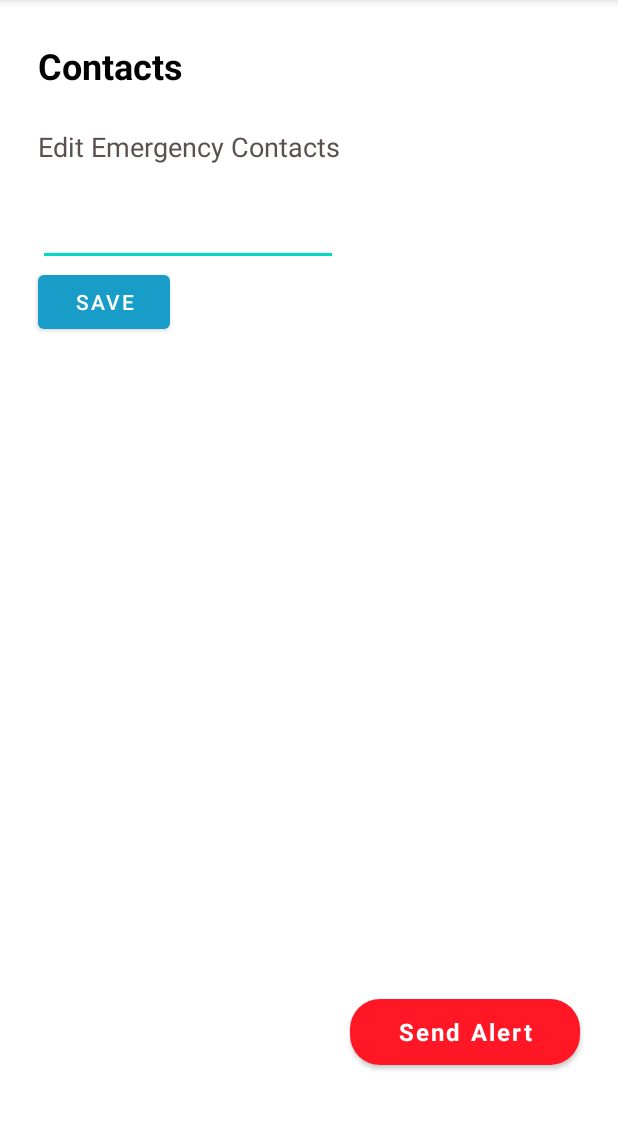
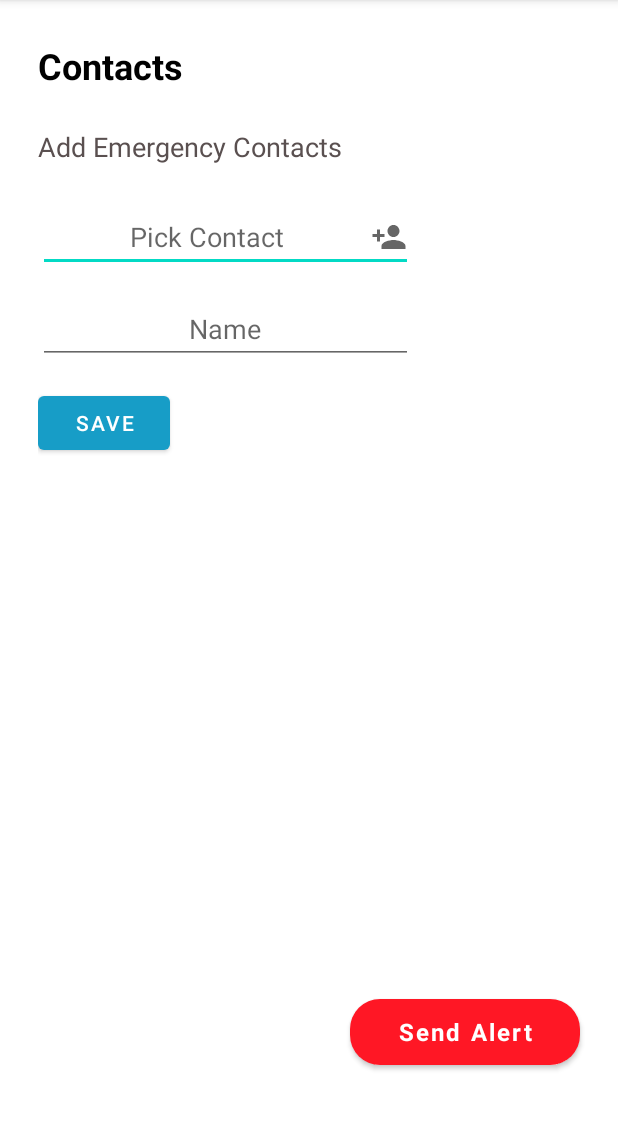
Before and after one commit to emmaneilson/SafeTravels, an Android app: the screen it shows after launch (ContactsActivity), after a tap on "Contacts", on a phone screen of 412 x 824 dp, the part 87-1217 px from its top. Run offline under Robolectric (Android 15) with nearby library versions, the phone set to English and light mode, and no system bars; 1 statement that could not run was skipped; 3 other taps on this screen came first.

Commit message:
contacts stuff

```diff
--- a/app/build.gradle
+++ b/app/build.gradle
@@ -46,6 +46,7 @@ dependencies {
     implementation 'com.google.android.gms:play-services-maps:17.0.0'
     implementation 'com.google.android.gms:play-services-location:19.0.0'
     implementation 'androidx.legacy:legacy-support-v4:1.0.0'
+    implementation 'com.google.code.gson:gson:2.8.8'
     testImplementation 'junit:junit:4.+'
     androidTestImplementation 'androidx.test.ext:junit:1.1.2'
     androidTestImplementation 'androidx.test.espresso:espresso-core:3.3.0'
--- a/app/src/main/AndroidManifest.xml
+++ b/app/src/main/AndroidManifest.xml
@@ -9,6 +9,7 @@
     <uses-permission android:name="android.permission.ACCESS_COARSE_LOCATION" />
     <uses-permission android:name="android.permission.ACCESS_FINE_LOCATION" />
     <uses-permission android:name="android.permission.WAKE_LOCK" />
+    <uses-permission android:name="android.permission.READ_CONTACTS" />
 
     <application
         android:allowBackup="true"
--- /dev/null
+++ b/app/src/main/res/drawable/ic_baseline_add_24.xml
@@ -0,0 +1,5 @@
+<vector android:height="50dp" android:tint="?attr/colorControlNormal"
+    android:viewportHeight="24" android:viewportWidth="24"
+    android:width="50dp" xmlns:android="http://schemas.android.com/apk/res/android">
+    <path android:fillColor="@android:color/white" android:pathData="M19,13h-6v6h-2v-6H5v-2h6V5h2v6h6v2z"/>
+</vector>
--- /dev/null
+++ b/app/src/main/res/drawable/person_add.xml
@@ -0,0 +1,10 @@
+<vector xmlns:android="http://schemas.android.com/apk/res/android"
+    android:width="24dp"
+    android:height="24dp"
+    android:viewportWidth="24"
+    android:viewportHeight="24"
+    android:tint="?attr/colorControlNormal">
+  <path
+      android:fillColor="@android:color/white"
+      android:pathData="M15,12c2.21,0 4,-1.79 4,-4s-1.79,-4 -4,-4 -4,1.79 -4,4 1.79,4 4,4zM6,10L6,7L4,7v3L1,10v2h3v3h2v-3h3v-2L6,10zM15,14c-2.67,0 -8,1.34 -8,4v2h16v-2c0,-2.66 -5.33,-4 -8,-4z"/>
+</vector>
--- a/app/src/main/res/layout/activity_contacts.xml
+++ b/app/src/main/res/layout/activity_contacts.xml
@@ -78,65 +78,62 @@
             </androidx.constraintlayout.widget.ConstraintLayout>
         </com.google.android.material.appbar.AppBarLayout>
         <!--title-->
+        <LinearLayout
+            android:layout_width="match_parent"
+            android:layout_height="match_parent"
+            android:paddingStart="25dp"
+            android:orientation="vertical"
+            tools:context="com.printallelementsofarraylist_android_examples.com.MainActivity">
+
             <TextView
                 android:id="@+id/contacts_text"
                 android:layout_width="wrap_content"
                 android:layout_height="wrap_content"
-            android:layout_marginStart="25dp"
                 android:layout_marginTop="85dp"
                 android:text="@string/contacts"
                 android:textColor="@android:color/black"
                 android:textSize="24sp"
-            android:textStyle="bold"
-            app:layout_constraintStart_toStartOf="parent"
-            app:layout_constraintTop_toTopOf="parent" />
+                android:textStyle="bold" />
 
-        <!--subtitle-->
             <TextView
                 android:id="@+id/editEmergency"
                 android:layout_width="wrap_content"
                 android:layout_height="wrap_content"
-            android:layout_marginStart="25dp"
                 android:layout_marginTop="25dp"
                 android:text="@string/edit_contacts_text"
                 android:textColor="@color/textcolour"
-            android:textSize="18sp"
-            app:layout_constraintStart_toStartOf="parent"
-            app:layout_constraintTop_toBottomOf="@+id/contacts_text" />
+                android:textSize="18sp" />
 
-        <LinearLayout
-            android:layout_width="match_parent"
-            android:layout_height="match_parent"
-            android:orientation="vertical"
-            tools:context="com.printallelementsofarraylist_android_examples.com.MainActivity" >
+            <EditText
+                android:id="@+id/edName"
+                android:layout_width="250dp"
+                android:layout_height="46dp"
+                android:layout_marginTop="25dp"
+                android:layout_marginBottom="15dp"
+                android:gravity="center|center_horizontal"
+                android:drawableRight="@drawable/person_add"
+                android:hint="Pick Contact"
+                android:inputType="textPersonName" />
 
-            <TextView android:id="@+id/textView"
+            <EditText
+                android:id="@+id/edNo"
+                android:layout_width="250dp"
+                android:layout_height="46dp"
+                android:layout_marginBottom="15dp"
+                android:gravity="center|center_horizontal"
+                android:hint="Name"
+                android:inputType="textPersonName" />
+
+            <Button
+                android:id="@+id/saveBtn"
                 android:layout_width="wrap_content"
                 android:layout_height="wrap_content"
-                android:layout_alignParentTop="true"
-                android:layout_centerHorizontal="true"
-                android:layout_marginStart="25dp"
-                android:layout_marginTop="168dp"
-                android:textSize="16sp"
-                android:text=""
-                android:textAppearance="?android:attr/textAppearanceLarge"
-                android:gravity="center" />
+                android:text="@string/save_text" />
 
-
-            <!--input name, number-->
-            <com.google.android.material.textfield.TextInputEditText
-                android:id="@+id/addContact"
-                android:layout_height="wrap_content"
-                android:layout_width="200dp"
-                android:layout_marginStart="25dp"/>
-
-            <!--submit-->
-            <Button
-                android:id="@+id/subContact"
-                android:layout_width="wrap_content"
-                android:layout_height="wrap_content"
-                android:text="Save"
-                android:layout_marginStart="25dp"/>
+            <ListView
+                android:id="@+id/contacts_list"
+                android:layout_width="350dp"
+                android:layout_height="260dp" />
 
         </LinearLayout>
 
--- a/app/src/main/res/values/strings.xml
+++ b/app/src/main/res/values/strings.xml
@@ -12,7 +12,8 @@
     <string name="title_activity_maps">MapsActivity</string>
     <string name="send_alert">Send Alert</string>
     <string name="contacts">Contacts</string>
-    <string name="edit_contacts_text">Edit Emergency Contacts</string>
+    <string name="edit_contacts_text">Add Emergency Contacts</string>
+    <string name="view_contacts_text">View Emergency Contacts</string>
     <string name="add_contact_text">Add Contact</string>
     <string name="edit_notification_text">Edit Notification Settings</string>
     <string name="notifications_text">Notifications</string>
@@ -20,4 +21,5 @@
     <string name="header_logo_description">header logo</string>
     <string name="home_text">Home</string>
     <string name="map_text">Map</string>
+    <string name="save_text">Save</string>
 </resources>
```
Also changed, not shown: app/src/main/java/com/example/safetravels/ContactsActivity.kt (+119 -20 lines), app/src/main/res/drawable/ic_baseline_add_circle_outline_24.xml (added, +10 -0 lines). Lines whose indentation alone changed are shown as unchanged.
